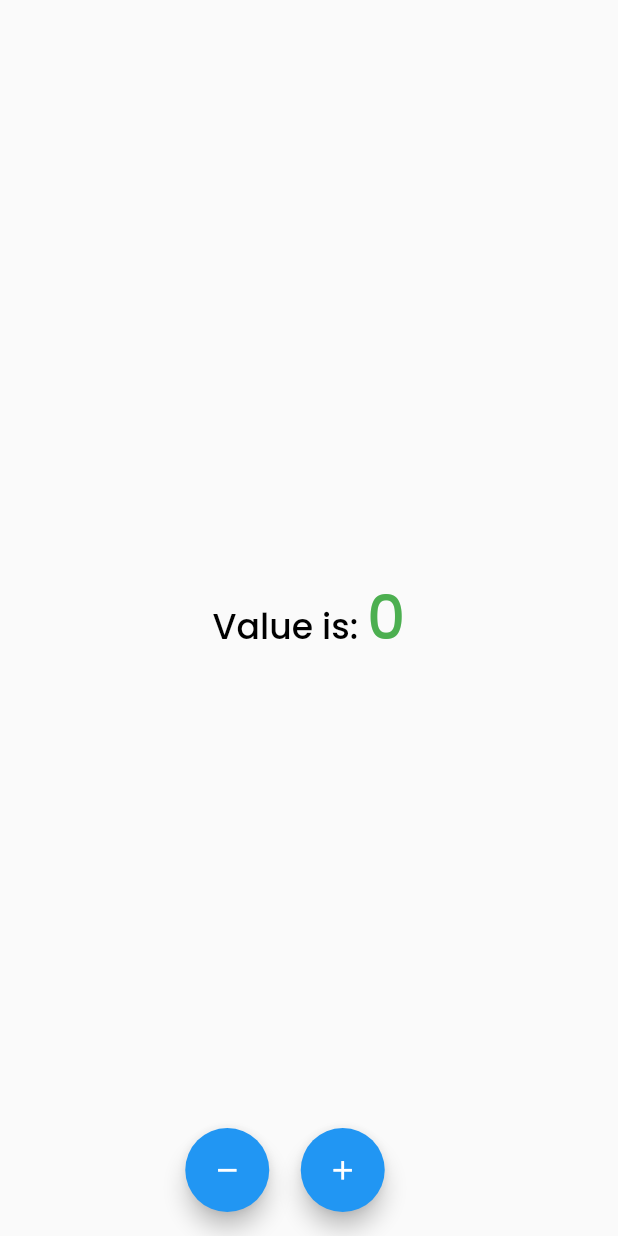
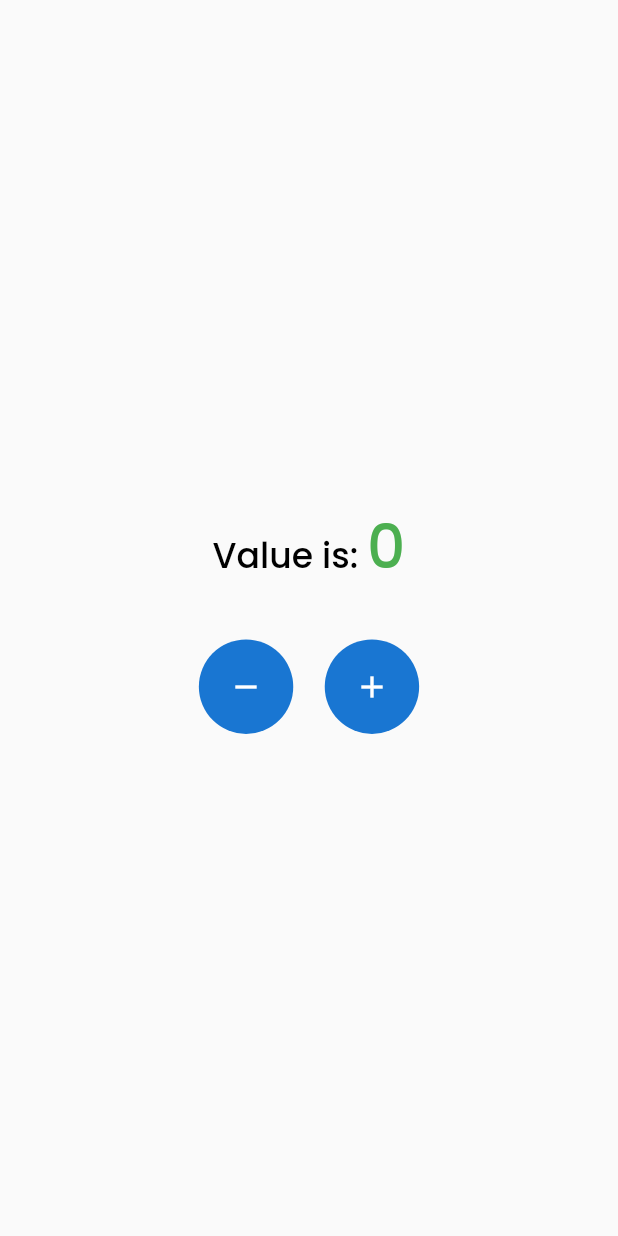
Before and after one commit to FluXpert/flutter_trials_project, a Flutter app: the screen it shows after launch, on a phone screen of 412 x 824 dp. Run offline on Flutter 3.47's test engine with Material 2 defaults, Android fonts, the phone set to English and light mode, and no system bars; our stand-ins replace firebase_core, flutter_screenutil, get, google_fonts; accounts and stored records are empty.

Commit message:
FloatingActionButton to SimpleButtons

```diff
--- a/lib/Screens/CounterPage/counter_page.dart
+++ b/lib/Screens/CounterPage/counter_page.dart
@@ -7,40 +7,35 @@ class CounterPageGetX extends StatelessWidget {
   @override
   Widget build(BuildContext context) {
     final counterController = CounterController();
+
     return Scaffold(
-      floatingActionButton: Column(
-        mainAxisAlignment: MainAxisAlignment.end,
-        crossAxisAlignment: CrossAxisAlignment.end,
-        children: [
-          Row(
-            mainAxisAlignment: MainAxisAlignment.center,
-            crossAxisAlignment: CrossAxisAlignment.center,
-            children: [
-              FloatingActionButton(
-                onPressed: counterController.decrementCounter,
-                child: Center(
-                  child: Icon(
-                    Icons.remove,
-                    size: 20.sp,
-                  ),
-                ),
-              ),
-              SizedBox(
-                width: 20.r,
-              ),
-              FloatingActionButton(
-                onPressed: counterController.incrementCounter,
-                child: Center(
-                  child: Icon(
-                    Icons.add,
-                    size: 20.sp,
-                  ),
-                ),
-              ),
-            ],
-          ),
-        ],
-      ),
+      // floatingActionButton: Column(
+      //   mainAxisAlignment: MainAxisAlignment.end,
+      //   crossAxisAlignment: CrossAxisAlignment.end,
+      //   children: [
+      //     FloatingActionButton(
+      //       onPressed: counterController.decrementCounter,
+      //       child: Center(
+      //         child: Icon(
+      //           Icons.remove,
+      //           size: 20.sp,
+      //         ),
+      //       ),
+      //     ),
+      //     SizedBox(
+      //       height: 20.r,
+      //     ),
+      //     FloatingActionButton(
+      //       onPressed: counterController.incrementCounter,
+      //       child: Center(
+      //         child: Icon(
+      //           Icons.add,
+      //           size: 20.sp,
+      //         ),
+      //       ),
+      //     ),
+      //   ],
+      // ),
       body: Column(
         mainAxisAlignment: MainAxisAlignment.center,
         crossAxisAlignment: CrossAxisAlignment.center,
@@ -73,6 +68,40 @@ class CounterPageGetX extends StatelessWidget {
               ),
             ),
           ),
+          SizedBox(
+            height: 30.h,
+          ),
+          Row(
+            mainAxisAlignment: MainAxisAlignment.center,
+            crossAxisAlignment: CrossAxisAlignment.center,
+            children: [
+              InkWell(
+                onTap: counterController.decrementCounter,
+                child: CircleAvatar(
+                  radius: 30.r,
+                  child: const Center(
+                    child: Icon(
+                      Icons.remove,
+                    ),
+                  ),
+                ),
+              ),
+              SizedBox(
+                width: 20.w,
+              ),
+              InkWell(
+                onTap: counterController.incrementCounter,
+                child: CircleAvatar(
+                  radius: 30.r,
+                  child: const Center(
+                    child: Icon(
+                      Icons.add,
+                    ),
+                  ),
+                ),
+              ),
+            ],
+          )
         ],
       ),
     );
```
Also changed, not shown: 1 other file.
